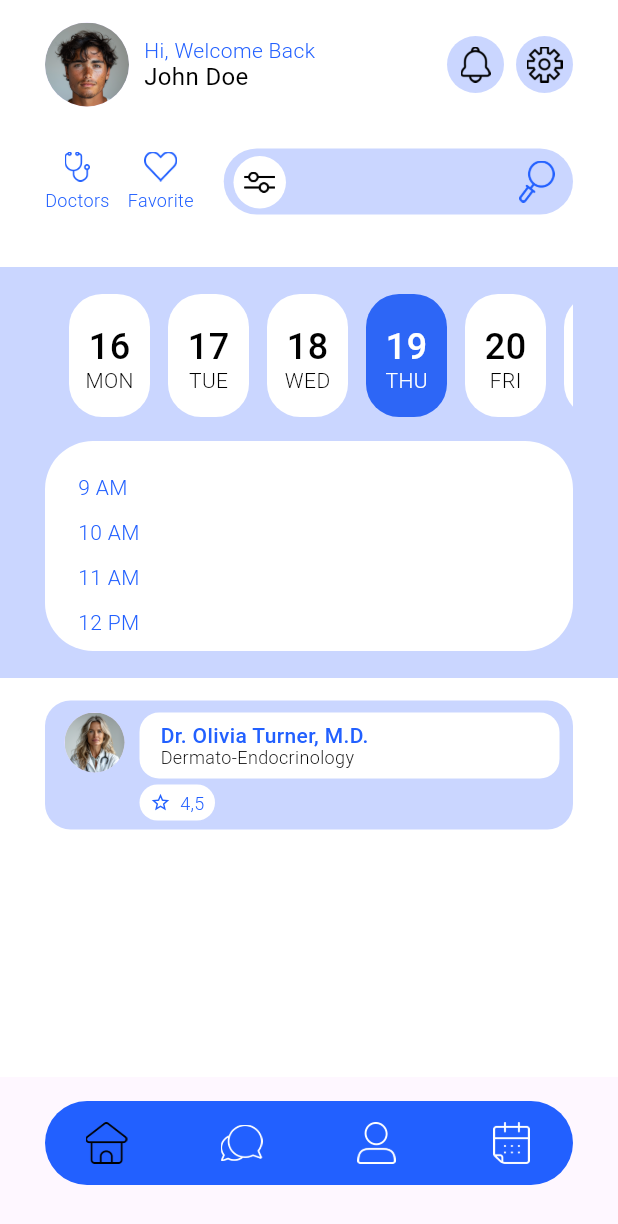
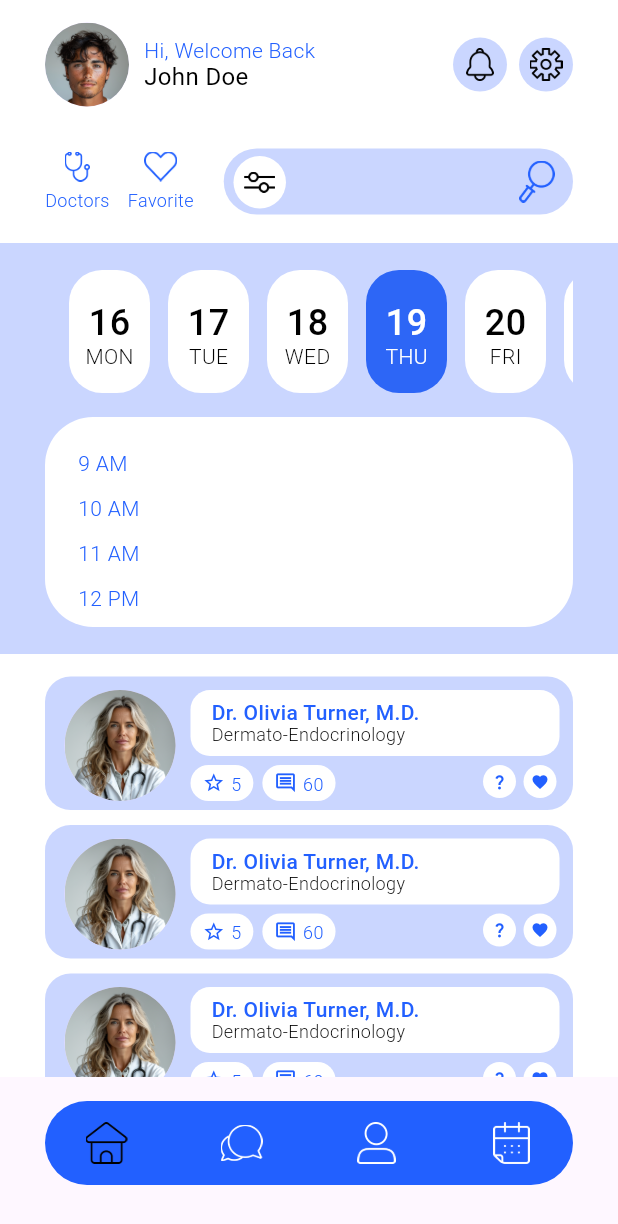
Before and after one commit to martsinko/medecine_app, a Flutter app: the HomePage screen opened by its route, on a phone screen of 412 x 824 dp. Shown: the top 1224 px of the screen. Run offline on Flutter 3.47's test engine with Material 3 defaults, Android fonts, the phone set to English and light mode, and no system bars; our stand-ins replace animated_splash_screen, firebase_core, flutter_riverpod, go_router, google_fonts, mask_text_input_formatter; missing offline and left inert: dotted_dashed_line; accounts and stored records are empty; generated files the repository leaves out were written again; statements that could not run were skipped.

Commit message:
Added Teacher Card

```diff
--- a/lib/features/home/presentation/screens/home_page.dart
+++ b/lib/features/home/presentation/screens/home_page.dart
@@ -1,9 +1,12 @@
 import 'package:flutter_riverpod/flutter_riverpod.dart';
 import 'package:flutter/material.dart';
 import '../../../../core/constants/app_index.dart';
+import '../../../../shared/widgets/small_button.dart';
+import '../../../../shared/widgets/teacher_card.dart';
 import '../providers/select_date_provider.dart';
 import '../widgets/events_mock.dart';
 import '../widgets/header_widget.dart';
+import '../widgets/info_container.dart';
 import '../widgets/timeline.dart';
 import '../widgets/week_calendar.dart';
 
@@ -23,10 +26,10 @@ class HomePage extends ConsumerWidget {
     return Scaffold(
       backgroundColor: Colors.white,
       body: SafeArea(
+        child: SingleChildScrollView(
           child: Column(
             children: [
               HeaderWidget(),
-            SizedBox(height: 16),
               Container(
                 padding: EdgeInsets.symmetric(horizontal: 30, vertical: 18),
                 color: AppColors.signUpButtonBlue,
@@ -57,102 +60,20 @@ class HomePage extends ConsumerWidget {
               Padding(
                 padding: const EdgeInsets.symmetric(horizontal: 30.0),
                 child: Column(
-                children: [
-                  Container(
-                    padding: EdgeInsetsGeometry.only(
-                        left: 13,
-                        right: 9,
-                        top: 8,
-                        bottom: 6
-                    ),
-                    decoration: BoxDecoration(
-                      color: AppColors.signUpButtonBlue,
-                      borderRadius: BorderRadius.circular(17),
-
-                    ),
-                    child: Row(
-                      crossAxisAlignment: CrossAxisAlignment.start,
-                      children: [
-                        SizedBox(
-                          child: CircleAvatar(
-                            backgroundImage: AssetImage(AppImages.exampleAvatar),
-                          ),
-                        ),
-                        SizedBox(width: 10,),
-                        Expanded(
-                          child: Column(
-                            crossAxisAlignment: CrossAxisAlignment.start,
-                            children: [
-                              Container(
-                                width: double.infinity,
-                                padding: EdgeInsets.symmetric(
-                                  horizontal: 14,
-                                  vertical: 7,
-                                ),
-                                decoration: BoxDecoration(
-                                  color: Colors.white,
-                                  borderRadius: BorderRadius.circular(13),
-                                ),
-                                child: Column(
-                                  crossAxisAlignment: CrossAxisAlignment.start,
-                                  children: [
-                                    Text(
-                                      'Dr. Olivia Turner, M.D.',
-                                      style: AppStyles.leagueSpartan14,
-                                    ),
-                                    Text(
-                                      'Dermato-Endocrinology',
-                                      style: AppStyles.leagueSpartan12W300,
-                                    ),
-                                  ],
-                                ),
-                              ),
-                              SizedBox(height: 4,),
-                              Row(
-                                crossAxisAlignment: CrossAxisAlignment.start,
-                                mainAxisAlignment: MainAxisAlignment.start,
-                                children: [
-                                  Container(
-                                    padding: EdgeInsets.symmetric(
-                                      horizontal: 7,
-                                      vertical: 4
-                                    ),
-                                    decoration: BoxDecoration(
-                                      color: Colors.white,
-                                      borderRadius: BorderRadius.circular(13),
-                                    ),
-                                    child: Row(
-                                      crossAxisAlignment: CrossAxisAlignment.center,
-                                      mainAxisAlignment: MainAxisAlignment.center,
-                                      children: [
-                                        Icon(
-                                          Icons.star_border, size: 14,
-                                          color: AppColors.welcomeBlue,
-                                        ),
-                                        SizedBox(width: 6,),
-                                        Padding(
-                                          padding: const EdgeInsets.only(top: 2.0),
-                                          child: Text('4,5', style: AppStyles.leagueSpartan12W300.copyWith(
-                                            color: AppColors.welcomeBlue,
-                                          ),),
-                                        )
-                                      ],
-                                    ),
-                                  ),
-                                ],
-                              )
-                            ],
-                          ),
-                        )
-                      ],
-                    ),
-                  )
-                ],
+                  spacing: 10,
+                  children: List.generate(4, (e) =>
+                      TeacherCard(
+                    name: 'Dr. Olivia Turner, M.D.',
+                    description: 'Dermato-Endocrinology',
+                    rating: 5,
+                    comments: 60,
+                  ))
                 ),
               )
             ],
           ),
         ),
+      ),
     );
   }
 }
--- a/lib/features/home/presentation/widgets/avatar_button.dart
+++ b/lib/features/home/presentation/widgets/avatar_button.dart
@@ -9,8 +9,8 @@ class AvatarButton extends StatelessWidget {
   Widget build(BuildContext context) {
     return GestureDetector(
       child: Container(
-        height: 38,
-        width: 38,
+        height: 36,
+        width: 36,
         padding: EdgeInsets.all(7),
         decoration: BoxDecoration(
           shape: BoxShape.circle,
--- /dev/null
+++ b/lib/features/home/presentation/widgets/info_container.dart
@@ -0,0 +1,45 @@
+import 'package:flutter/material.dart';
+
+import '../../../../core/constants/app_index.dart';
+
+class InfoContainer extends StatelessWidget {
+  final String title;
+  final IconData icon;
+  const InfoContainer({
+    super.key,
+    required this.title,
+    required this.icon
+
+  });
+
+  @override
+  Widget build(BuildContext context) {
+    return Container(
+      padding: EdgeInsets.symmetric(
+          horizontal: 8,
+          vertical: 4
+      ),
+      decoration: BoxDecoration(
+        color: Colors.white,
+        borderRadius: BorderRadius.circular(13),
+      ),
+      child: Row(
+        crossAxisAlignment: CrossAxisAlignment.center,
+        mainAxisAlignment: MainAxisAlignment.center,
+        children: [
+          Icon(
+            icon, size: 15,
+            color: AppColors.welcomeBlue,
+          ),
+          SizedBox(width: 4,),
+          Padding(
+            padding: const EdgeInsets.only(top: 2.0),
+            child: Text(title, style: AppStyles.leagueSpartan12W300.copyWith(
+              color: AppColors.welcomeBlue,
+            ),),
+          )
+        ],
+      ),
+    );
+  }
+}
--- /dev/null
+++ b/lib/shared/widgets/small_button.dart
@@ -0,0 +1,34 @@
+import 'package:flutter/material.dart';
+
+import '../../core/constants/app_index.dart';
+
+class SmallButton extends StatelessWidget {
+  final VoidCallback onTap;
+  final IconData icon;
+  const SmallButton({
+    super.key,
+    required this.onTap,
+    required this.icon
+  });
+
+  @override
+  Widget build(BuildContext context) {
+    return GestureDetector(
+      onTap: onTap,
+      child: Container(
+        padding: EdgeInsets.symmetric(
+            horizontal: 7,
+            vertical: 5
+        ),
+        decoration: BoxDecoration(
+          color: Colors.white,
+          shape: BoxShape.circle,
+        ),
+        child: Icon(
+          icon, size: 12,
+          color: AppColors.welcomeBlue,
+        ),
+      ),
+    );
+  }
+}
--- /dev/null
+++ b/lib/shared/widgets/teacher_card.dart
@@ -0,0 +1,106 @@
+import 'package:flutter/material.dart';
+
+import '../../core/constants/app_index.dart';
+import '../../features/home/presentation/widgets/info_container.dart';
+import 'small_button.dart';
+
+class TeacherCard extends StatelessWidget {
+  final String name;
+  final String description;
+  final double rating;
+  final int comments;
+  final String? imagePath;
+  const TeacherCard({
+    super.key,
+    required this.description,
+    required this.name,
+    required this.comments,
+    required this.rating,
+    this.imagePath
+  });
+
+  @override
+  Widget build(BuildContext context) {
+    final newRating = rating == 5 ? rating.toInt().toString() : rating.toString();
+    return Container(
+      padding: EdgeInsetsGeometry.only(
+          left: 13,
+          right: 9,
+          top: 9,
+          bottom: 6
+      ),
+      decoration: BoxDecoration(
+        color: AppColors.signUpButtonBlue,
+        borderRadius: BorderRadius.circular(17),
+
+      ),
+      child: IntrinsicHeight(
+        child: Row(
+          crossAxisAlignment: CrossAxisAlignment.stretch,
+          children: [
+            AspectRatio(
+              aspectRatio: 1,
+              child: CircleAvatar(
+                backgroundImage: AssetImage(
+                  imagePath ?? AppImages.exampleAvatar,
+                ),
+              ),
+            ),
+            SizedBox(width: 10,),
+            Expanded(
+              child: Column(
+                crossAxisAlignment: CrossAxisAlignment.start,
+                children: [
+                  Container(
+                    width: double.infinity,
+                    padding: EdgeInsets.symmetric(
+                      horizontal: 14,
+                      vertical: 7,
+                    ),
+                    decoration: BoxDecoration(
+                      color: Colors.white,
+                      borderRadius: BorderRadius.circular(13),
+                    ),
+                    child: Column(
+                      crossAxisAlignment: CrossAxisAlignment.start,
+                      children: [
+                        Text(
+                        name,
+                          style: AppStyles.leagueSpartan14,
+                        ),
+                        Text(
+                          description,
+                          style: AppStyles.leagueSpartan12W300,
+                        ),
+                      ],
+                    ),
+                  ),
+                  SizedBox(height: 6,),
+                  Row(
+                    crossAxisAlignment: CrossAxisAlignment.start,
+                    mainAxisAlignment: MainAxisAlignment.start,
+                    children: [
+                      InfoContainer(title: newRating, icon: Icons.star_border),
+                      SizedBox(width: 6,),
+                      InfoContainer(title: comments.toString(), icon: Icons.comment_outlined),
+                      Spacer(),
+                      SmallButton(
+                        onTap: (){},
+                        icon: Icons.question_mark,
+                      ),
+                      SizedBox(width: 1,),
+                      SmallButton(
+                        onTap: (){},
+                        icon: Icons.favorite,
+                      ),
+                    ],
+                  )
+                ],
+              ),
+            )
+          ],
+        ),
+      ),
+    );
+  }
+}
```
Lines whose indentation alone changed are shown as unchanged.
